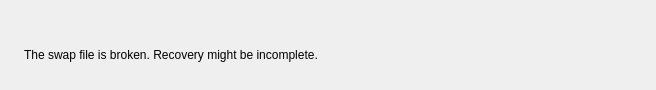
Above: part/swapfile/brokenswapfilewidget.ui from KDE/kate before the change. Below: the same form after it.
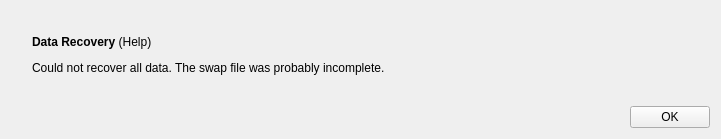
That is the form after the change. Custom widgets are drawn as their Qt base class.

Commit message:
dhaumann:     warn the user, if the document was modified before recovery. Will result in broken replay otherwise.
    todo: mark file as read-only as long as the recover-bar is shown...

What changed in the file:
```diff
--- a/part/swapfile/brokenswapfilewidget.ui
+++ b/part/swapfile/brokenswapfilewidget.ui
@@ -6,53 +6,86 @@
    <rect>
     <x>0</x>
     <y>0</y>
-    <width>656</width>
-    <height>90</height>
+    <width>721</width>
+    <height>139</height>
    </rect>
   </property>
-  <property name="windowTitle">
-   <string>Form</string>
-  </property>
-  <layout class="QHBoxLayout" name="horizontalLayout">
+  <layout class="QHBoxLayout" name="horizontalLayout_2">
    <item>
     <widget class="QLabel" name="lblIcon">
-     <property name="text">
-      <string/>
+     <property name="minimumSize">
+      <size>
+       <width>15</width>
+       <height>0</height>
+      </size>
+     </property>
+     <property name="alignment">
+      <set>Qt::AlignCenter</set>
      </property>
     </widget>
    </item>
    <item>
-    <layout class="QVBoxLayout" name="verticalLayout">
+    <layout class="QVBoxLayout" name="verticalLayout_2">
+     <property name="sizeConstraint">
+      <enum>QLayout::SetMinAndMaxSize</enum>
+     </property>
      <item>
-      <spacer name="horizontalSpacer">
-       <property name="orientation">
-        <enum>Qt::Horizontal</enum>
-       </property>
-       <property name="sizeHint" stdset="0">
-        <size>
-         <width>40</width>
-         <height>20</height>
-        </size>
-       </property>
-      </spacer>
-     </item>
-     <item>
-      <widget class="QLabel" name="brokenSwapFileLbl">
-       <property name="mouseTracking">
-        <bool>false</bool>
+      <widget class="QLabel" name="lblSwap">
+       <property name="sizePolicy">
+        <sizepolicy hsizetype="MinimumExpanding" vsizetype="MinimumExpanding">
+         <horstretch>0</horstretch>
+         <verstretch>0</verstretch>
+        </sizepolicy>
        </property>
        <property name="text">
-        <string>The swap file is broken. Recovery might be incomplete.</string>
+        <string>&lt;html&gt;&lt;head&gt;&lt;meta name=&quot;qrichtext&quot; content=&quot;1&quot; /&gt;&lt;style type=&quot;text/css&quot;&gt;
+p, li { white-space: pre-wrap; }
+&lt;/style&gt;&lt;/head&gt;&lt;body&gt;
+&lt;p&gt;&lt;b&gt;Data Recovery&lt;/b&gt; &lt;a href=&quot;Kate stores the things you changed in a swap file. Using the original file you started from plus the swap file you can mostly recover your work.&quot;&gt;&lt;span&gt;(Help)&lt;/span&gt;&lt;/a&gt;&lt;/p&gt;&lt;p&gt;Could not recover all data. The swap file was probably incomplete.&lt;/p&gt;&lt;/body&gt;&lt;/html&gt;</string>
        </property>
        <property name="wordWrap">
         <bool>true</bool>
        </property>
       </widget>
      </item>
+     <item>
+      <layout class="QHBoxLayout" name="horizontalLayout">
+       <item>
+        <spacer name="horizontalSpacer_2">
+         <property name="orientation">
+          <enum>Qt::Horizontal</enum>
+         </property>
+         <property name="sizeType">
+          <enum>QSizePolicy::MinimumExpanding</enum>
+         </property>
+         <property name="sizeHint" stdset="0">
+          <size>
+           <width>0</width>
+           <height>0</height>
+          </size>
+         </property>
+        </spacer>
+       </item>
+       <item>
+        <widget class="KPushButton" name="btnOk">
+         <property name="text">
+          <string>OK</string>
+         </property>
+        </widget>
+       </item>
+      </layout>
+     </item>
     </layout>
    </item>
   </layout>
  </widget>
+ <customwidgets>
+  <customwidget>
+   <class>KPushButton</class>
+   <extends>QPushButton</extends>
+   <header>kpushbutton.h</header>
+  </customwidget>
+ </customwidgets>
  <resources/>
  <connections/>
 </ui>
```
Left out of the diff: 3 changed lines with no effect on the pictures. The commit also changes 4 other files.
